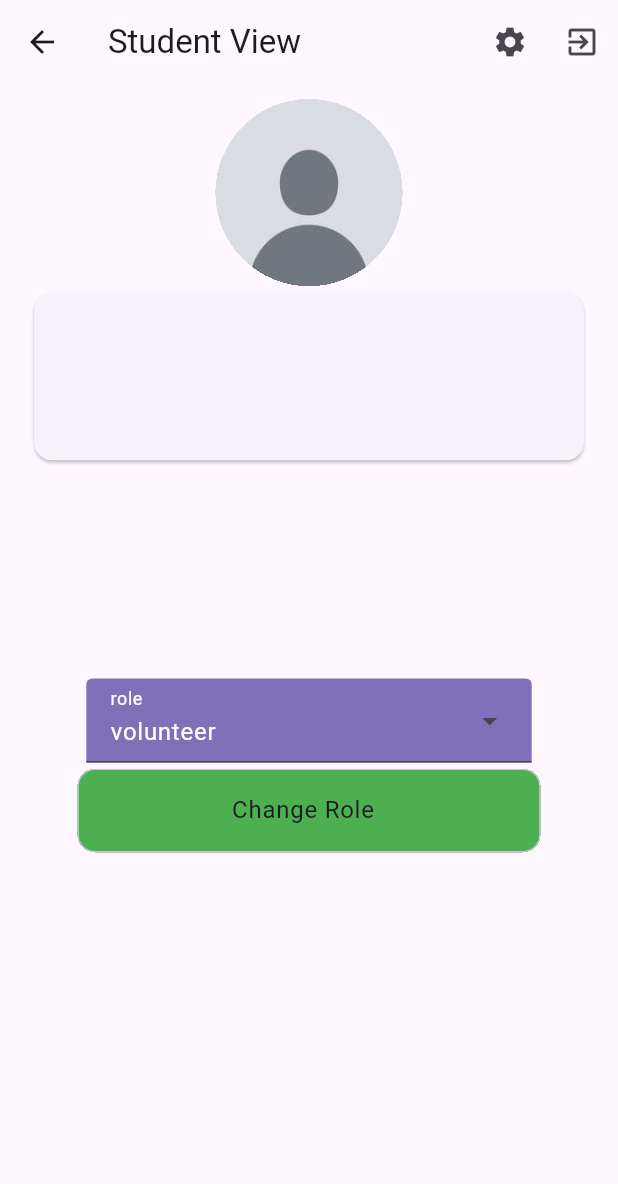
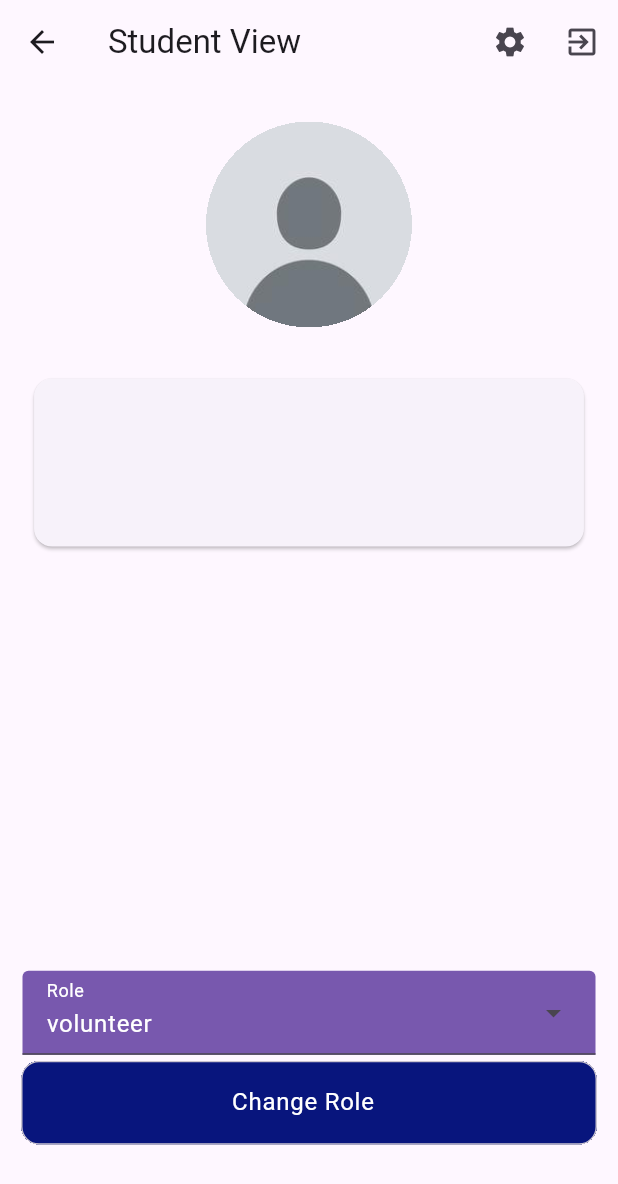
Before and after one commit to Mathwizard1/nss_project, a Flutter app: the StudentViewPage screen opened directly with empty values, on a phone screen of 412 x 824 dp. Shown: the top 1184 px of the screen. Run offline on Flutter 3.47's test engine with Material 3 defaults, Android fonts, the phone set to English and light mode, and no system bars; our stand-ins replace cloud_firestore, firebase_auth, firebase_core, image_picker, pie_chart, qr_flutter and 1 more; missing offline and left inert: flutter_barcode_scanner; accounts and stored records are empty.

Commit message:
PIC Frontend remastered

```diff
--- a/lib/main.dart
+++ b/lib/main.dart
@@ -8,7 +8,7 @@ import 'firebase_options.dart';
 import 'welcome_page.dart';
 import 'student_home_page.dart';
 import 'mentor_home_page.dart';
-import 'pic_home_page.dart';
+import 'newpic_homepage.dart';
 
 void main() async {
   WidgetsFlutterBinding.ensureInitialized();
@@ -75,7 +75,7 @@ class MainApp extends StatelessWidget {
                 case 'secretary':
                   return MentorHomePage(role: snapshot.data!['role']);
                 case 'pic':
-                  return const PicHomePage();
+                  return const NewpicHomepage();
                 default:
                   return const Center(child: Text('Error: Unknown user role')); // TODO error page
                 }
--- a/lib/newpic_homepage.dart
+++ b/lib/newpic_homepage.dart
@@ -80,7 +80,7 @@ class _NewpicHomepageState extends State<NewpicHomepage> {
                   onPressed: (){
                     Navigator.push(context,MaterialPageRoute(builder: (context) => const PicEventList()));
                   },
-                  child: Icon(Icons.list,size: width/3,color: const Color.fromARGB(255, 28, 32, 30),),
+                  child: Icon(Icons.list_alt,size: width/3,color: Color.fromARGB(255, 59, 62, 61),),
                 ),
               ),
                 const SizedBox(width: 10,),
--- a/lib/student_view_page.dart
+++ b/lib/student_view_page.dart
@@ -47,21 +47,32 @@ class _StudentViewPageState extends State<StudentViewPage> {
         child: StreamBuilder(
           stream: FirebaseFirestore.instance.collection('configurables').doc('document').snapshots(),
           builder: (context, snapshot) {
+
+            if(!snapshot.hasData)
+            return CircularProgressIndicator();
+
             return Column(
               crossAxisAlignment: CrossAxisAlignment.center,
               children: <Widget>[
                 const SizedBox(
                   height: 10,
                 ),
-                ClipRRect(
+                Padding(
+                  padding: const EdgeInsets.only(top:15.0),
+                  child: Container(
+                    width:width/3,
+                    height:width/3,
+                    child: ClipRRect(
                             borderRadius: BorderRadius.circular(width),
                             clipBehavior: Clip.hardEdge,
                             child: Image.asset(
                               'assets/images/defaultprofilepic.jpg',
-                          width: width / 3.3,
-                          height: width / 3.3,
                             )),
-                Center(
+                  ),
+                ),
+                Padding(
+                  padding: const EdgeInsets.only(top:30.0),
+                  child: Center(
                     child: SizedBox(
                       width: width/1.1,
                       child: Card(
@@ -90,60 +101,107 @@ class _StudentViewPageState extends State<StudentViewPage> {
                             ),
                     ),
                   ),
+                ),
                     const SizedBox(
-                      height: 30,
+                      height: 50,
                     ),
-                (widget.person['role'] == 'volunteer') ? RichText(
+                (widget.person['role'] == 'volunteer') ?
+                Container(
+                  child: Column(
+                    children: [
+                      RichText(
                           text: TextSpan(
                               style: const TextStyle(
                                   color: Colors.black,
-                            fontSize: 20,
+                                  fontSize: 30,
                                   height: 0.7,
-                            fontStyle: FontStyle.italic),
+                                  fontStyle: FontStyle.normal),
                               children: [
                                 const TextSpan(
-                        text: 'sem1:\n',
+                              text: 'Sem 1: ',
+                              style: TextStyle(
+                                  color: Color.fromARGB(255, 59, 129, 2)),
                             ),
+
                             TextSpan(
-                        text: '  ${widget.person['sem-1-hours']}',
-                        style: const TextStyle(
-                            fontSize: 110.0,
-                            color: Color.fromRGBO(200, 150, 82, 1)),
+                              text: '${widget.person['sem-1-hours']}',
+                              style: TextStyle(
+                                  color:(widget.person['sem-1-hours']<(snapshot.data!['mandatory-hours'])/2)? Colors.red:Colors.green),
                             ),
                             const TextSpan(text: '/', style: TextStyle(fontSize: 33.0)),
                             TextSpan(
                                 text: '${(snapshot.data!['mandatory-hours'])/2}',
-                          style: const TextStyle(
-                              fontSize: 33.0, color: Colors.lightBlueAccent)),
-                    ])) : const SizedBox(height: 20,),
+                                style: const TextStyle(color: Colors.blue)),
+                          ])),
+                          TweenAnimationBuilder(
+                            tween: Tween<double>(begin: 0,end: 1),
+                            duration: const Duration(seconds: 1),
+                            builder: (context, value, child) {
+                              return Padding(
+                                padding: EdgeInsets.fromLTRB(width/8,5,width/8,0),
+                                child: LinearProgressIndicator(borderRadius: BorderRadius.circular(20),minHeight: 10, backgroundColor: Colors.blue,color: Colors.green,value:(widget.person['sem-1-hours']/snapshot.data!['mandatory-hours'])*value),
+                              );
+                            },
+                            ),
+
+
+                    ],
+                  ),
+
+                ) : const SizedBox(height: 20,),
                 SizedBox(
                   height: height / 8,
                 ),
-                (widget.person['role'] == 'volunteer') ? RichText(
+                (widget.person['role'] == 'volunteer') ? Container(
+                  child: Column(
+                    children: [
+                      RichText(
                           text: TextSpan(
                               style: const TextStyle(
                                   color: Colors.black,
-                            fontSize: 20,
+                                  fontSize: 30,
                                   height: 0.7,
-                            fontStyle: FontStyle.italic),
+                                  fontStyle: FontStyle.normal),
                               children: [
                                 const TextSpan(
-                        text: 'sem2:\n',
+                              text: 'Sem 2: ',
+                              style: TextStyle(
+                                  color: Color.fromARGB(255, 59, 129, 2)),
                             ),
+
                             TextSpan(
-                        text: '  ${widget.person['sem-2-hours']}',
+                              text: '${widget.person['sem-2-hours']}',
                               style: TextStyle(
-                            fontSize: 110.0, color: Colors.deepPurple[300]),
+                                  color:(widget.person['sem-2-hours']<(snapshot.data!['mandatory-hours'])/2)? Colors.red:Colors.green),
                             ),
                             const TextSpan(text: '/', style: TextStyle(fontSize: 33.0)),
                             TextSpan(
                                 text: '${(snapshot.data!['mandatory-hours'])/2}',
-                          style: const TextStyle(
-                              fontSize: 33.0, color: Colors.lightBlueAccent)),
-                    ])) : const SizedBox(height: 20,),
-                    SizedBox(height: 20,),
-                    SizedBox(
-                      width: width/1.3,
+                                style: const TextStyle(color: Colors.blue)),
+                          ])),
+                          TweenAnimationBuilder(
+                            tween: Tween<double>(begin: 0,end: 1),
+                            duration: const Duration(seconds: 1),
+                            builder: (context, value, child) {
+                              return Padding(
+                                padding: EdgeInsets.fromLTRB(width/8,5,width/8,0),
+                                child: LinearProgressIndicator(borderRadius: BorderRadius.circular(20),minHeight: 10, backgroundColor: Colors.blue,color: Colors.green,value:(widget.person['sem-2-hours']/snapshot.data!['mandatory-hours'])*value),
+                              );
+                            },
+                            ),
+
+
+                    ],
+                  ),
+
+                ) : const SizedBox(height: 20,),
+
+
+
+                    Padding(
+                      padding: EdgeInsets.only(top:width/3),
+                      child: SizedBox(
+                        width: width-10,
                         child: StreamBuilder(
                           stream: FirebaseFirestore.instance.collection('roles').snapshots(),
                           builder:(context,snaphot){
@@ -159,10 +217,10 @@ class _StudentViewPageState extends State<StudentViewPage> {
                               expandedInsets: const EdgeInsets.fromLTRB(10, 0, 10, 0),
                               textStyle: const TextStyle(color: Colors.white),
                               inputDecorationTheme: const InputDecorationTheme(
-                            fillColor: Color.fromARGB(255, 128, 112, 185),
+                              fillColor: Color.fromARGB(255, 120, 88, 174),
                               filled: true,
                               ),
-                            label: const Text('role',style: TextStyle(color: Colors.white),),
+                              label: const Text('Role',style: TextStyle(color: Colors.white),),
                               onSelected: (String? role){setState(() {
                                 if(role != null){
                                   rolechange = role;
@@ -172,17 +230,18 @@ class _StudentViewPageState extends State<StudentViewPage> {
                             );
                           }),
                       ),
+                    ),
                       SizedBox(
-                        width: width /1.3,
+                        width: width-20,
                         child: Card.outlined(
                           clipBehavior: Clip.hardEdge,
                           child: ListTile(
-                            tileColor: Colors.green,
-                            title: const Center (child: Text('Change Role')),
+                            tileColor: Color.fromARGB(255, 8, 21, 125),
+                            title: const Center (child: Text('Change Role',style: TextStyle(color: Colors.white),)),
                             onTap: () {
                               setState(() async {
                                 if(rolechange  == 'volunteer' || rolechange == 'mentor'){
-                                  FirebaseFirestore.instance.collection('users').doc(widget.person.id).update({"role": rolechange}).then(
+                                  await FirebaseFirestore.instance.collection('users').doc(widget.person.id).update({"role": rolechange}).then(
                                   (value) => print("DocumentSnapshot successfully updated!"),
                                   onError: (e) => print("Error updating document $e"));
                                 }
```
Also changed, not shown: lib/people_page.dart (+38 -4 lines), lib/pic_event_list.dart (+23 -5 lines). Lines whose indentation alone changed are shown as unchanged.
